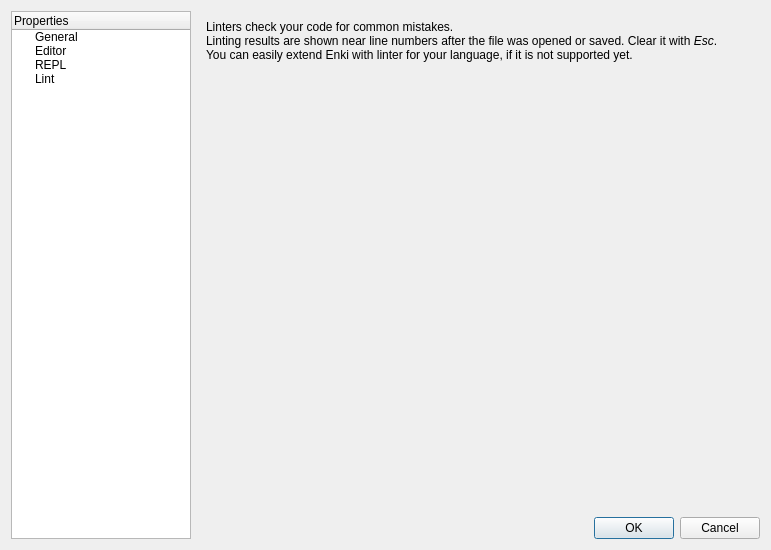
The window that enki/ui/UISettings.ui (andreikop/enki) describes before a commit, drawn with Qt 5.
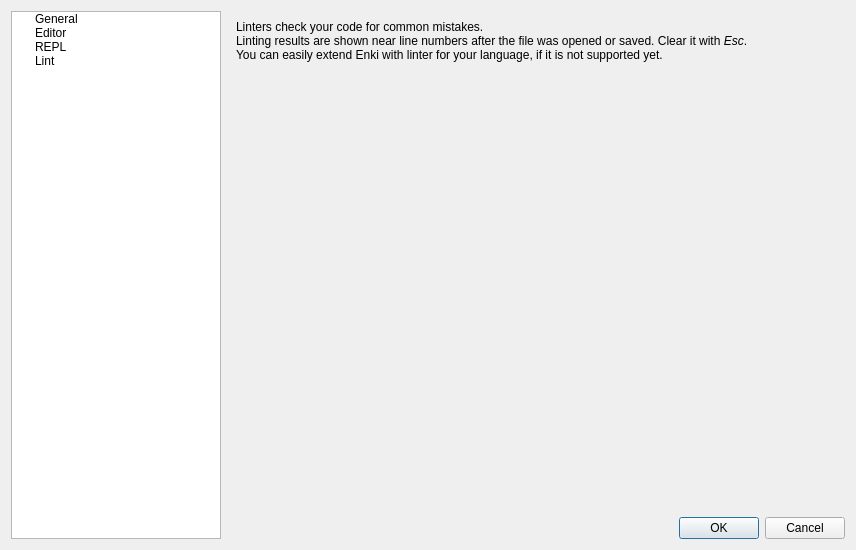
The same window after the commit.

What changed in the file:
```diff
--- a/enki/ui/UISettings.ui
+++ b/enki/ui/UISettings.ui
@@ -6,7 +6,7 @@
    <rect>
     <x>0</x>
     <y>0</y>
-    <width>771</width>
+    <width>856</width>
     <height>550</height>
    </rect>
   </property>
@@ -18,7 +18,7 @@
     <widget class="QTreeWidget" name="twMenu">
      <property name="minimumSize">
       <size>
-       <width>180</width>
+       <width>210</width>
        <height>0</height>
       </size>
      </property>
@@ -31,6 +31,9 @@
      <property name="rootIsDecorated">
       <bool>true</bool>
      </property>
+     <attribute name="headerVisible">
+      <bool>false</bool>
+     </attribute>
      <column>
       <property name="text">
        <string>Properties</string>
```
